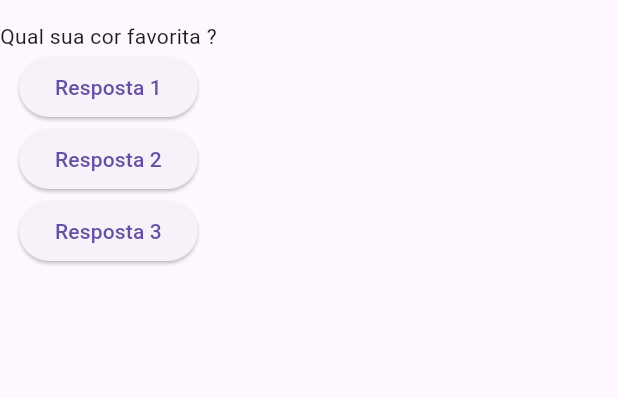
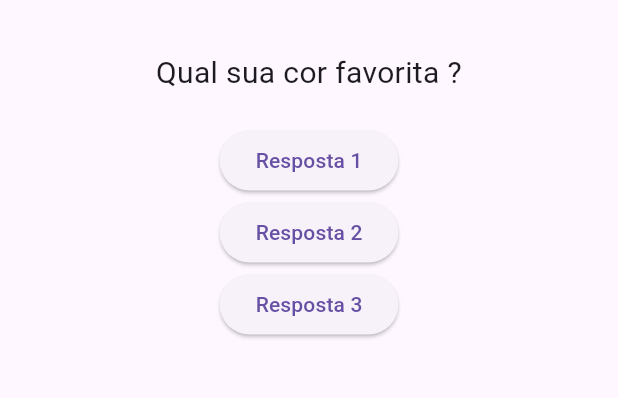
Before and after one commit to DaviFerreira0106/FlutterProjects, a Flutter app: the screen it shows after launch, on a phone screen of 412 x 824 dp, the part 63-461 px from its top. Run offline on Flutter 3.47's test engine with Material 3 defaults, Android fonts, the phone set to English and light mode, and no system bars.

Commit message:
Adição de layout de estilo

```diff
--- a/projeto_perguntas/lib/questao.dart
+++ b/projeto_perguntas/lib/questao.dart
@@ -7,6 +7,16 @@
 
   @override
   Widget build(BuildContext context) {
-    return Text(texto!);
+    return Container(
+      width: double.infinity,
+      margin: const EdgeInsets.all(20),
+      child: Text(
+        texto!,
+        style: const TextStyle(
+          fontSize: 20,
+        ),
+        textAlign: TextAlign.center,
+      ),
+    );
   }
 }
```
